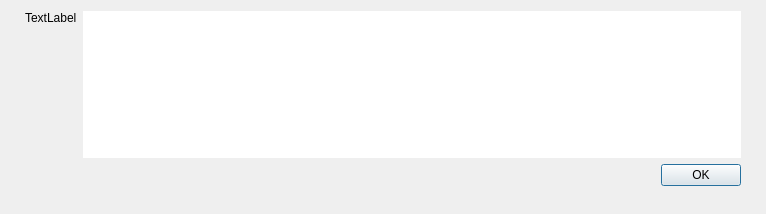
flacon/flacon, file gui/messagebox/messagebox.ui: the form before one commit.
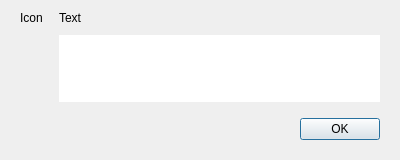
The form after the commit.

Commit message: Close issue #211: Delete source dialogue exceeds screen size

The edit to the form file:
```diff
--- a/gui/messagebox/messagebox.ui
+++ b/gui/messagebox/messagebox.ui
@@ -6,29 +6,38 @@
    <rect>
     <x>0</x>
     <y>0</y>
-    <width>766</width>
-    <height>214</height>
+    <width>400</width>
+    <height>160</height>
    </rect>
   </property>
+  <property name="minimumSize">
+   <size>
+    <width>400</width>
+    <height>160</height>
+   </size>
+  </property>
   <property name="windowTitle">
    <string notr="true">Dialog</string>
   </property>
   <layout class="QVBoxLayout" name="verticalLayout">
+   <property name="spacing">
+    <number>16</number>
+   </property>
    <property name="leftMargin">
-    <number>25</number>
+    <number>20</number>
    </property>
    <property name="rightMargin">
-    <number>25</number>
+    <number>20</number>
    </property>
    <property name="bottomMargin">
-    <number>28</number>
+    <number>20</number>
    </property>
    <item>
     <layout class="QHBoxLayout" name="horizontalLayout">
      <item>
       <widget class="QLabel" name="iconLabel">
        <property name="text">
-        <string notr="true">TextLabel</string>
+        <string notr="true">Icon</string>
        </property>
        <property name="alignment">
         <set>Qt::AlignLeading|Qt::AlignLeft|Qt::AlignTop</set>
@@ -36,17 +45,34 @@
       </widget>
      </item>
      <item>
+      <layout class="QVBoxLayout" name="verticalLayout_2">
+       <property name="spacing">
+        <number>10</number>
+       </property>
+       <property name="leftMargin">
+        <number>0</number>
+       </property>
+       <item>
+        <widget class="QLabel" name="textLabel">
+         <property name="text">
+          <string notr="true">Text</string>
+         </property>
+        </widget>
+       </item>
+       <item>
       <widget class="QTextBrowser" name="textBrowser">
        <property name="sizePolicy">
-        <sizepolicy hsizetype="Expanding" vsizetype="Expanding">
+          <sizepolicy hsizetype="Expanding" vsizetype="Preferred">
          <horstretch>1</horstretch>
-         <verstretch>0</verstretch>
+           <verstretch>1</verstretch>
         </sizepolicy>
        </property>
        <property name="frameShape">
         <enum>QFrame::NoFrame</enum>
        </property>
       </widget>
+       </item>
+      </layout>
      </item>
     </layout>
    </item>
```
Lines whose indentation alone changed are shown as unchanged. The commit also changes 4 other files.
